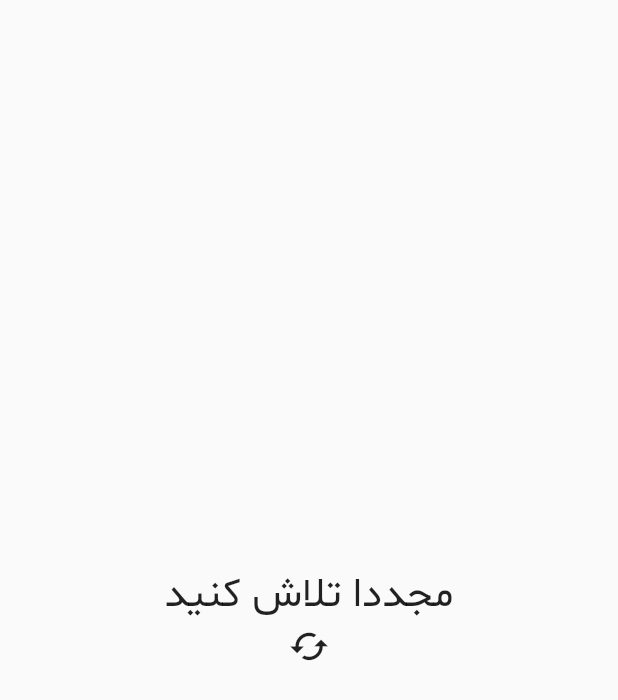
After one commit to mohsenksr/freelanceProject, a Flutter app: the CustomErrorWidget screen opened directly, on a phone screen of 412 x 824 dp. The commit adds this screen. Shown: the top 700 px of the screen. Run offline on Flutter 3.47's test engine with Material 2 defaults, Android fonts, the phone set to English and light mode, and no system bars; our stand-ins replace persistent_bottom_nav_bar.

Commit message:
create error page and server urls

```diff
--- /dev/null
+++ b/lib/Components/customErrorWidget.dart
@@ -0,0 +1,28 @@
+import 'package:flutter/material.dart';
+import 'package:project_new_style/Styles/textStyles.dart';
+
+class CustomErrorWidget extends StatelessWidget {
+  @override
+  Widget build(BuildContext context) {
+    double _width = MediaQuery.of(context).size.width;
+    bool _mobileView = _width < 800 ? true : false;
+    return Scaffold(
+      body: Center(
+          child: Column(
+        mainAxisAlignment: MainAxisAlignment.center,
+        children: [
+          Text(
+            'مجددا تلاش کنید',
+            style: TextStyle(
+                fontFamily: mainFontFamily,
+                fontSize: _mobileView ? _width / 15 : _width / 25),
+          ),
+          Icon(
+            Icons.cached,
+            size: _mobileView ? _width / 15 : _width / 25,
+          ),
+        ],
+      )),
+    );
+  }
+}
--- a/lib/Pages/More/contactUs.dart
+++ b/lib/Pages/More/contactUs.dart
@@ -1,5 +1,6 @@
 import 'package:flutter/material.dart';
 import 'package:project_new_style/AppBars/normalAppBar.dart';
+import 'package:project_new_style/Components/customErrorWidget.dart';
 import 'package:project_new_style/Components/customIndicator.dart';
 import 'package:project_new_style/Components/moreTextElement.dart';
 import 'package:project_new_style/Setting/numbers.dart';
@@ -57,7 +58,7 @@ class ContactUs extends StatelessWidget {
           } else {
             if (snapShot.hasError) {
               print('no data');
-              return Center(child: Text('sth went wrong'));
+              return CustomErrorWidget();
             } else {
               return Container(
                 color: backgroundColor,
--- /dev/null
+++ b/lib/Setting/serverUrl.dart
@@ -0,0 +1,7 @@
+String aboutUsUrl = 'http://138.201.6.240:8001/api/about-us';
+String contactUsUrl = 'http://138.201.6.240:8001/api/contact-us';
+String faqUrl = 'http://138.201.6.240:8001/api/faq';
+String manualUrl = 'http://138.201.6.240:8001/api/manual';
+String pricingsUrl = 'http://138.201.6.240:8001/api/pricings';
+String rulesUrl = 'http://138.201.6.240:8001/api/rules';
+String blogUrl = 'http://138.201.6.240:8001/api/blog';
--- a/lib/providers/MorePageProviders/blogProvider.dart
+++ b/lib/providers/MorePageProviders/blogProvider.dart
@@ -3,6 +3,7 @@ import 'dart:io';
 
 import 'package:flutter/foundation.dart';
 import 'package:http/http.dart' as http;
+import '../../Setting/serverUrl.dart';
 
 import '../../models/ProviderModels/blogModel.dart';
 
@@ -14,7 +15,7 @@ class BlogProvider with ChangeNotifier {
   }
 
   Future<void> fetchAboutUs() async {
-    final url = 'http://138.201.6.240:8001/api/blog';
+    final url = blogUrl;
     try {
       final response = await http.get(url);
       if (response.statusCode >= 400) {
--- a/lib/providers/MorePageProviders/contactUsProvider.dart
+++ b/lib/providers/MorePageProviders/contactUsProvider.dart
@@ -3,7 +3,7 @@ import 'dart:io';
 
 import 'package:flutter/foundation.dart';
 import 'package:http/http.dart' as http;
-
+import '../../Setting/serverUrl.dart';
 import '../../models/ProviderModels/contactUsModel.dart';
 
 class ContactUsProvider with ChangeNotifier {
@@ -14,7 +14,7 @@ class ContactUsProvider with ChangeNotifier {
   }
 
   Future<void> fetchContactUs() async {
-    final url = 'http://138.201.6.240:8001/api/contact-us';
+    final url = contactUsUrl;
     try {
       final response = await http.get(url);
       if (response.statusCode >= 400) {
--- a/lib/providers/MorePageProviders/faqProvider.dart
+++ b/lib/providers/MorePageProviders/faqProvider.dart
@@ -5,6 +5,7 @@ import 'package:flutter/foundation.dart';
 import 'package:http/http.dart' as http;
 import 'package:project_new_style/Pages/More/faq.dart';
 
+import '../../Setting/serverUrl.dart';
 import '../../models/ProviderModels/faqModel.dart';
 
 class FaqProvider with ChangeNotifier {
@@ -15,7 +16,7 @@ class FaqProvider with ChangeNotifier {
   }
 
   Future<void> fetchFaq() async {
-    final url = 'http://138.201.6.240:8001/api/faq';
+    final url = faqUrl;
     try {
       final response = await http.get(url);
       if (response.statusCode >= 400) {
--- a/lib/providers/MorePageProviders/manualProvider.dart
+++ b/lib/providers/MorePageProviders/manualProvider.dart
@@ -4,6 +4,7 @@ import 'dart:io';
 import 'package:flutter/foundation.dart';
 import 'package:http/http.dart' as http;
 
+import '../../Setting/serverUrl.dart';
 import '../../models/ProviderModels/manualModel.dart';
 
 class ManualProvider with ChangeNotifier {
@@ -14,7 +15,7 @@ class ManualProvider with ChangeNotifier {
   }
 
   Future<void> fetchManual() async {
-    final url = 'http://138.201.6.240:8001/api/manual';
+    final url = manualUrl;
     try {
       final response = await http.get(url);
       if (response.statusCode >= 400) {
--- a/lib/providers/MorePageProviders/pricingProvider.dart
+++ b/lib/providers/MorePageProviders/pricingProvider.dart
@@ -4,6 +4,7 @@ import 'dart:io';
 import 'package:flutter/foundation.dart';
 import 'package:http/http.dart' as http;
 
+import '../../Setting/serverUrl.dart';
 import '../../models/ProviderModels/pricingsModel.dart';
 
 class PricingProvider with ChangeNotifier {
@@ -14,7 +15,7 @@ class PricingProvider with ChangeNotifier {
   }
 
   Future<void> fetchPricings() async {
-    final url = 'http://138.201.6.240:8001/api/pricings';
+    final url = pricingsUrl;
     try {
       final response = await http.get(url);
       if (response.statusCode >= 400) {
--- a/lib/providers/MorePageProviders/rulesProvider.dart
+++ b/lib/providers/MorePageProviders/rulesProvider.dart
@@ -4,6 +4,7 @@ import 'dart:io';
 import 'package:flutter/foundation.dart';
 import 'package:http/http.dart' as http;
 
+import '../../Setting/serverUrl.dart';
 import '../../models/ProviderModels/ruleModel.dart';
 
 class RuleProvider with ChangeNotifier {
@@ -14,7 +15,7 @@ class RuleProvider with ChangeNotifier {
   }
 
   Future<void> fetchRules() async {
-    final url = 'http://138.201.6.240:8001/api/rules';
+    final url = rulesUrl;
     try {
       final response = await http.get(url);
       if (response.statusCode >= 400) {
```
Also changed, not shown: lib/Pages/More/aboutUs.dart (+40 -39 lines), lib/Pages/More/faq.dart (+36 -35 lines), lib/Pages/More/rules.dart (+41 -37 lines), lib/providers/MorePageProviders/aboutUsProvider.dart (+8 -4 lines).
